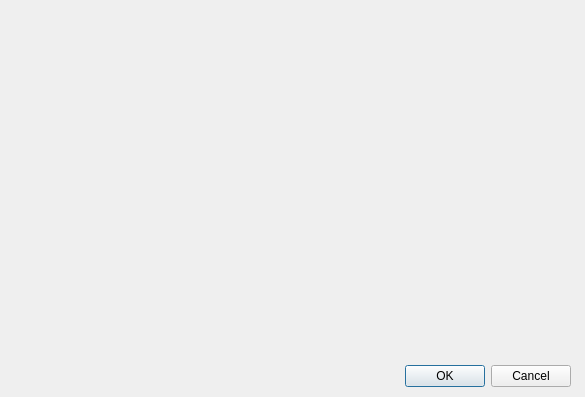
The window that m_cfg/dbform.ui (xXRadioHeadXx/start7) describes before a commit, drawn with Qt 5.
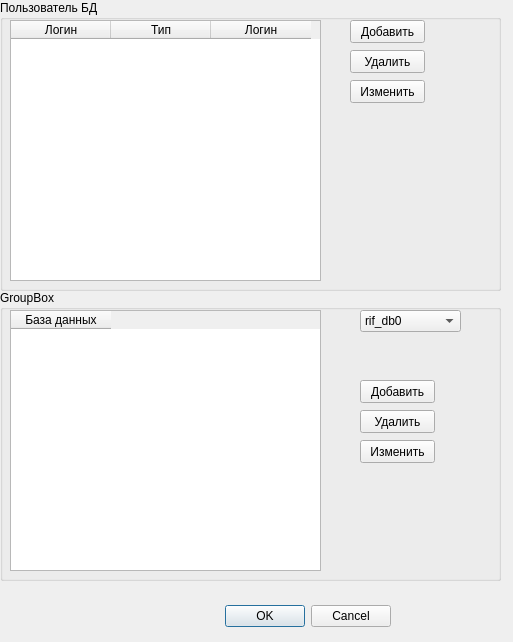
The same window after the commit.

```diff
--- a/m_cfg/dbform.ui
+++ b/m_cfg/dbform.ui
@@ -6,8 +6,8 @@
    <rect>
     <x>0</x>
     <y>0</y>
-    <width>585</width>
-    <height>397</height>
+    <width>513</width>
+    <height>642</height>
    </rect>
   </property>
   <property name="windowTitle">
@@ -16,8 +16,8 @@
   <widget class="QDialogButtonBox" name="buttonBox">
    <property name="geometry">
     <rect>
-     <x>230</x>
-     <y>360</y>
+     <x>50</x>
+     <y>600</y>
      <width>341</width>
      <height>32</height>
     </rect>
@@ -29,6 +29,180 @@
     <set>QDialogButtonBox::Cancel|QDialogButtonBox::Ok</set>
    </property>
   </widget>
+  <widget class="QGroupBox" name="groupBox">
+   <property name="geometry">
+    <rect>
+     <x>0</x>
+     <y>0</y>
+     <width>501</width>
+     <height>291</height>
+    </rect>
+   </property>
+   <property name="title">
+    <string>Пользователь БД</string>
+   </property>
+   <widget class="QTableWidget" name="tableWidget">
+    <property name="geometry">
+     <rect>
+      <x>10</x>
+      <y>20</y>
+      <width>311</width>
+      <height>261</height>
+     </rect>
+    </property>
+    <column>
+     <property name="text">
+      <string>Логин</string>
+     </property>
+    </column>
+    <column>
+     <property name="text">
+      <string>Тип</string>
+     </property>
+    </column>
+    <column>
+     <property name="text">
+      <string>Логин</string>
+     </property>
+    </column>
+   </widget>
+   <widget class="QPushButton" name="pushButton">
+    <property name="geometry">
+     <rect>
+      <x>350</x>
+      <y>20</y>
+      <width>75</width>
+      <height>23</height>
+     </rect>
+    </property>
+    <property name="text">
+     <string>Добавить</string>
+    </property>
+   </widget>
+   <widget class="QPushButton" name="pushButton_2">
+    <property name="geometry">
+     <rect>
+      <x>350</x>
+      <y>50</y>
+      <width>75</width>
+      <height>23</height>
+     </rect>
+    </property>
+    <property name="text">
+     <string>Удалить</string>
+    </property>
+   </widget>
+   <widget class="QPushButton" name="pushButton_3">
+    <property name="geometry">
+     <rect>
+      <x>350</x>
+      <y>80</y>
+      <width>75</width>
+      <height>23</height>
+     </rect>
+    </property>
+    <property name="text">
+     <string>Изменить</string>
+    </property>
+   </widget>
+  </widget>
+  <widget class="QGroupBox" name="groupBox_2">
+   <property name="geometry">
+    <rect>
+     <x>0</x>
+     <y>290</y>
+     <width>501</width>
+     <height>291</height>
+    </rect>
+   </property>
+   <property name="title">
+    <string>GroupBox</string>
+   </property>
+   <widget class="QPushButton" name="pushButton_5">
+    <property name="geometry">
+     <rect>
+      <x>360</x>
+      <y>150</y>
+      <width>75</width>
+      <height>23</height>
+     </rect>
+    </property>
+    <property name="text">
+     <string>Изменить</string>
+    </property>
+   </widget>
+   <widget class="QPushButton" name="pushButton_4">
+    <property name="geometry">
+     <rect>
+      <x>360</x>
+      <y>90</y>
+      <width>75</width>
+      <height>23</height>
+     </rect>
+    </property>
+    <property name="text">
+     <string>Добавить</string>
+    </property>
+   </widget>
+   <widget class="QPushButton" name="pushButton_6">
+    <property name="geometry">
+     <rect>
+      <x>360</x>
+      <y>120</y>
+      <width>75</width>
+      <height>23</height>
+     </rect>
+    </property>
+    <property name="text">
+     <string>Удалить</string>
+    </property>
+   </widget>
+   <widget class="QTableWidget" name="tableWidget_2">
+    <property name="geometry">
+     <rect>
+      <x>10</x>
+      <y>20</y>
+      <width>311</width>
+      <height>261</height>
+     </rect>
+    </property>
+    <column>
+     <property name="text">
+      <string>База данных</string>
+     </property>
+    </column>
+   </widget>
+   <widget class="QComboBox" name="comboBox">
+    <property name="geometry">
+     <rect>
+      <x>360</x>
+      <y>20</y>
+      <width>101</width>
+      <height>22</height>
+     </rect>
+    </property>
+    <item>
+     <property name="text">
+      <string>rif_db0</string>
+     </property>
+    </item>
+    <item>
+     <property name="text">
+      <string>rif_db1</string>
+     </property>
+    </item>
+    <item>
+     <property name="text">
+      <string>rif_db2</string>
+     </property>
+    </item>
+    <item>
+     <property name="text">
+      <string>rif_db3</string>
+     </property>
+    </item>
+   </widget>
+  </widget>
  </widget>
  <resources/>
  <connections>
```
